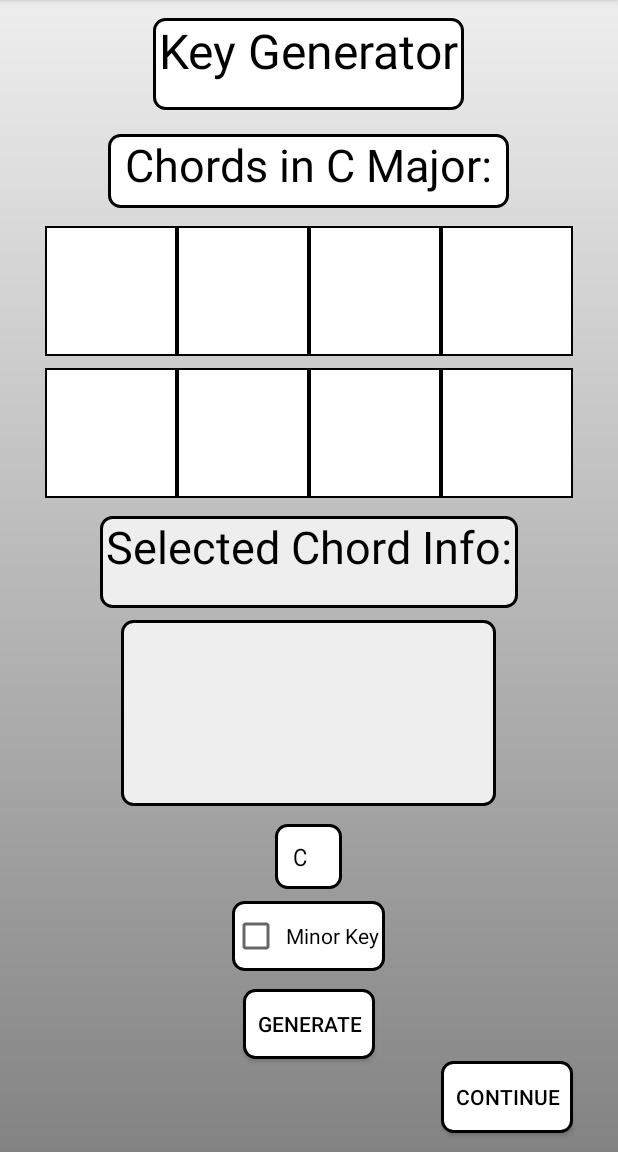
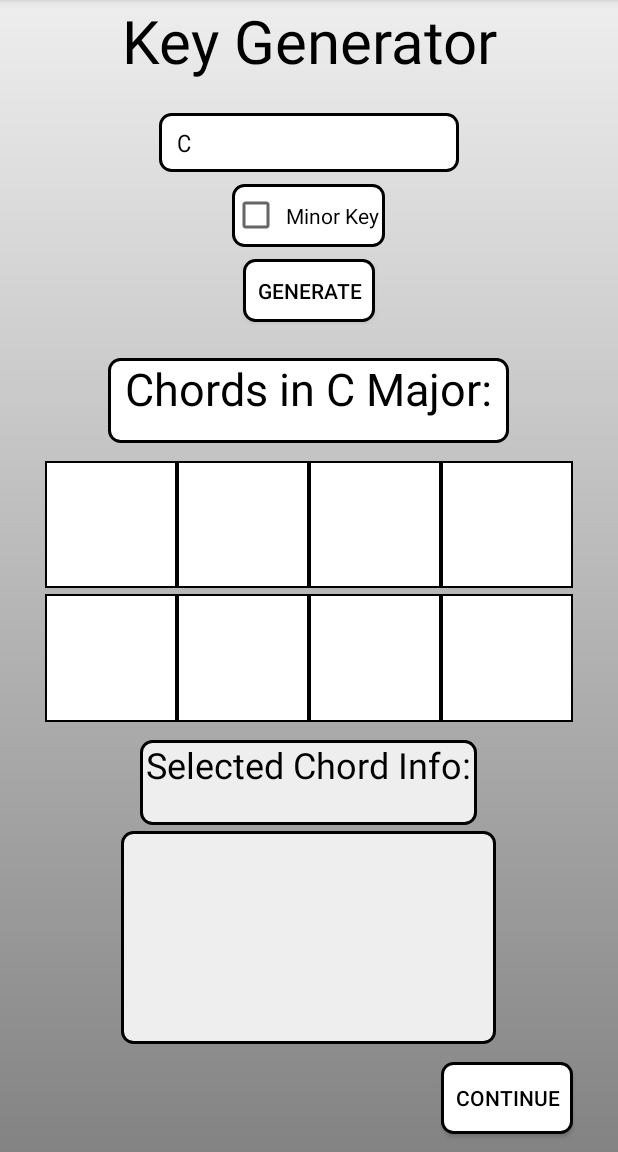
Before and after one commit to taylorm0807/PocketProgressions, an Android app: the screen it shows after launch (MainActivity), on a phone screen of 412 x 824 dp, the part 84-1236 px from its top. Run offline under Robolectric (Android 15) with nearby library versions, the phone set to English and light mode, and no system bars.

Commit message:
Changed flow of first page and fixed margins

```diff
--- /dev/null
+++ b/app/src/main/res/drawable/title_card.xml
@@ -0,0 +1,7 @@
+<?xml version="1.0" encoding="utf-8"?>
+<shape xmlns:android="http://schemas.android.com/apk/res/android"
+    android:shape="rectangle">
+    <solid android:color="#ffffff"/>
+    <padding android:top="0dp" android:bottom="0dp"
+        android:left="4dp" android:right="4dp"/>
+</shape>
--- a/app/src/main/res/layout/activity_main.xml
+++ b/app/src/main/res/layout/activity_main.xml
@@ -10,23 +10,55 @@
     tools:context=".MainActivity">
 
     <TextView
+        android:layout_height="wrap_content"
+        android:layout_width="match_parent"
+        android:layout_weight=".01"
+        android:layout_gravity="center"
+        android:textSize="40sp"
+        android:text="@string/key_generator"
+        android:textAlignment="center"
+        android:textColor="@color/textColor">
+
+    </TextView>
+
+    <Spinner
+        android:id="@+id/KeySpinner"
         android:layout_width="wrap_content"
         android:layout_height="0dp"
-        android:layout_weight=".1"
-        android:layout_marginTop="12dp"
-        android:textSize="32sp"
-        android:text="@string/key_generator"
+        android:layout_weight=".07"
+        android:layout_marginTop="16dp"
+        android:minWidth="200dp"
+        android:background="@drawable/card"
+        android:entries="@array/keys" />
+
+    <CheckBox
+        android:id="@+id/MajorMinorCheckBox"
+        android:layout_width="wrap_content"
+        android:layout_height="0dp"
+        android:layout_marginTop="8dp"
+        android:layout_weight=".075"
+        android:background="@drawable/card"
         android:textColor="@color/textColor"
+        android:text="@string/minor_key">
+    </CheckBox>
+
+    <Button
+        android:id="@+id/ConfirmationButton"
+        android:layout_width="wrap_content"
+        android:layout_height="0dp"
+        android:layout_marginTop="8dp"
+        android:layout_weight=".075"
         android:background="@drawable/card"
-        >
-    </TextView>
+        android:textColor="@color/textColor"
+        android:text="@string/create_key" />
+
 
     <TextView
         android:id="@+id/KeyHeader"
         android:layout_width="wrap_content"
         android:layout_height="0dp"
-        android:layout_weight=".08"
-        android:layout_marginTop="16dp"
+        android:layout_weight=".1"
+        android:layout_marginTop="24dp"
         android:layout_marginBottom="12dp"
         android:textSize="30sp"
         android:text=" Chords in C Major: "
@@ -38,7 +70,7 @@
     <LinearLayout
         android:layout_width="wrap_content"
         android:layout_height="0dp"
-        android:layout_weight=".14"
+        android:layout_weight=".15"
         android:orientation="horizontal">
         <Button
             android:id="@+id/ChordButton1"
@@ -80,8 +112,8 @@
     <LinearLayout
         android:layout_width="wrap_content"
         android:layout_height="0dp"
-        android:layout_weight=".14"
-        android:layout_marginTop="8dp"
+        android:layout_weight=".15"
+        android:layout_marginTop="4dp"
         android:orientation="horizontal"
         >
         <Button
@@ -127,7 +159,7 @@
         android:layout_height="0dp"
         android:layout_weight=".1"
         android:layout_marginTop="12dp"
-        android:textSize="30sp"
+        android:textSize="24sp"
         android:text="@string/chord_info"
         android:textColor="@color/textColor"
         android:background="@drawable/highlighted_card"
@@ -136,10 +168,10 @@
     <LinearLayout
         android:layout_width="wrap_content"
         android:layout_height="0dp"
-        android:layout_weight=".2"
+        android:layout_weight=".25"
         android:minWidth="250dp"
         android:orientation="vertical"
-        android:layout_marginTop="8dp"
+        android:layout_marginTop="4dp"
         android:background="@drawable/highlighted_card"
         >
         <TextView
@@ -165,42 +197,12 @@
         </TextView>
     </LinearLayout>
 
-    <Spinner
-        android:id="@+id/KeySpinner"
-        android:layout_width="wrap_content"
-        android:layout_height="0dp"
-        android:layout_weight=".07"
-        android:layout_marginTop="12dp"
-        android:background="@drawable/card"
-        android:entries="@array/keys" />
-
-        <CheckBox
-            android:id="@+id/MajorMinorCheckBox"
-            android:layout_width="wrap_content"
-            android:layout_height="0dp"
-            android:layout_marginTop="8dp"
-            android:layout_weight=".075"
-            android:background="@drawable/card"
-            android:textColor="@color/textColor"
-            android:text="@string/minor_key">
-        </CheckBox>
-
-    <Button
-        android:id="@+id/ConfirmationButton"
-        android:layout_width="wrap_content"
-        android:layout_height="0dp"
-        android:layout_marginTop="12dp"
-        android:layout_weight=".075"
-        android:background="@drawable/card"
-        android:textColor="@color/textColor"
-        android:text="@string/create_key" />
-
     <Button
         android:id="@+id/ContinueButton"
         android:layout_width="wrap_content"
         android:layout_height="wrap_content"
         android:layout_gravity="end"
-        android:layout_marginTop="1dp"
+        android:layout_marginTop="12dp"
         android:layout_marginEnd="30dp"
         android:textColor="@color/textColor"
         android:background="@drawable/card"
```
